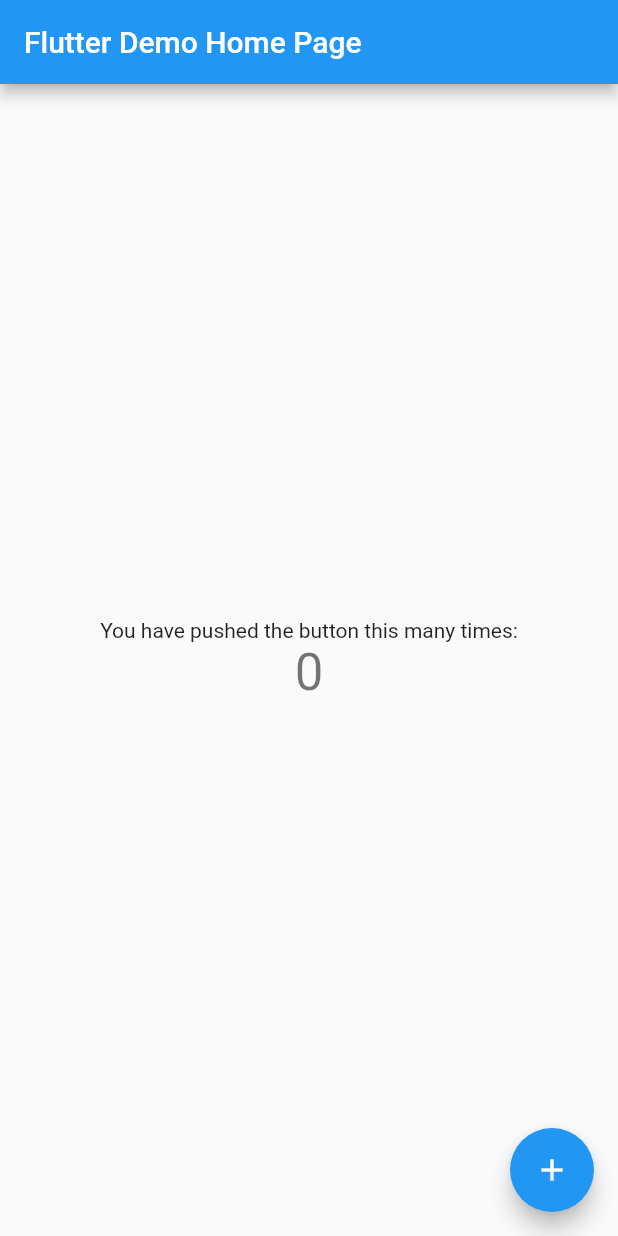
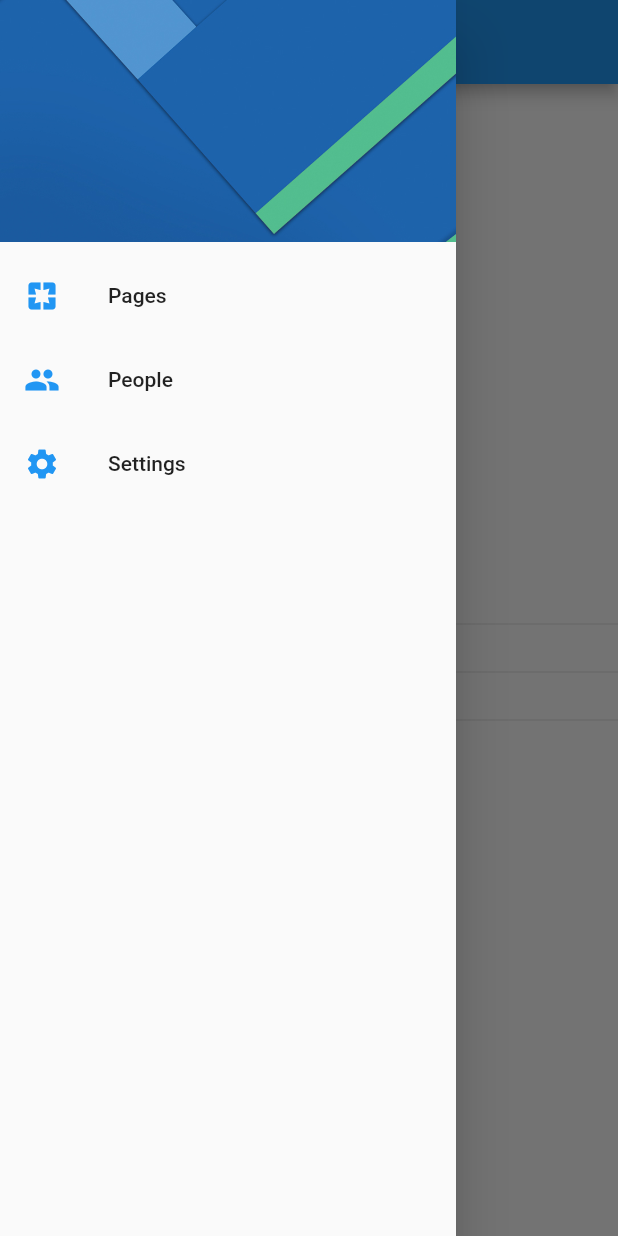
Before and after one commit to muckystack/flutter_preferenciasusuario_FH, a Flutter app: the screen it shows after launch, with the side drawer open (before the commit the screen has no drawer), on a phone screen of 412 x 824 dp. Run offline on Flutter 3.47's test engine with Material 2 defaults, Android fonts, the phone set to English and light mode, and no system bars.

Commit message:
FEAT: Creating design of pages

```diff
--- a/lib/main.dart
+++ b/lib/main.dart
@@ -1,111 +1,20 @@
 import 'package:flutter/material.dart';
+import 'package:flutterpreferenciasusuariofh/src/pages/home_page.dart';
+import 'package:flutterpreferenciasusuariofh/src/pages/settings_page.dart';
 
 void main() => runApp(MyApp());
 
 class MyApp extends StatelessWidget {
-  // This widget is the root of your application.
+
   @override
   Widget build(BuildContext context) {
     return MaterialApp(
-      title: 'Flutter Demo',
-      theme: ThemeData(
-        // This is the theme of your application.
-        //
-        // Try running your application with "flutter run". You'll see the
-        // application has a blue toolbar. Then, without quitting the app, try
-        // changing the primarySwatch below to Colors.green and then invoke
-        // "hot reload" (press "r" in the console where you ran "flutter run",
-        // or simply save your changes to "hot reload" in a Flutter IDE).
-        // Notice that the counter didn't reset back to zero; the application
-        // is not restarted.
-        primarySwatch: Colors.blue,
-      ),
-      home: MyHomePage(title: 'Flutter Demo Home Page'),
+      title: 'Preferencias',
+      initialRoute: HomePage.routeName,
+      routes: {
+        HomePage.routeName : (BuildContext context) => HomePage(),
+        SettingsPage.routeName : (BuildContext context) => SettingsPage(),
+      },
     );
   }
 }
-
-class MyHomePage extends StatefulWidget {
-  MyHomePage({Key key, this.title}) : super(key: key);
-
-  // This widget is the home page of your application. It is stateful, meaning
-  // that it has a State object (defined below) that contains fields that affect
-  // how it looks.
-
-  // This class is the configuration for the state. It holds the values (in this
-  // case the title) provided by the parent (in this case the App widget) and
-  // used by the build method of the State. Fields in a Widget subclass are
-  // always marked "final".
-
-  final String title;
-
-  @override
-  _MyHomePageState createState() => _MyHomePageState();
-}
-
-class _MyHomePageState extends State<MyHomePage> {
-  int _counter = 0;
-
-  void _incrementCounter() {
-    setState(() {
-      // This call to setState tells the Flutter framework that something has
-      // changed in this State, which causes it to rerun the build method below
-      // so that the display can reflect the updated values. If we changed
-      // _counter without calling setState(), then the build method would not be
-      // called again, and so nothing would appear to happen.
-      _counter++;
-    });
-  }
-
-  @override
-  Widget build(BuildContext context) {
-    // This method is rerun every time setState is called, for instance as done
-    // by the _incrementCounter method above.
-    //
-    // The Flutter framework has been optimized to make rerunning build methods
-    // fast, so that you can just rebuild anything that needs updating rather
-    // than having to individually change instances of widgets.
-    return Scaffold(
-      appBar: AppBar(
-        // Here we take the value from the MyHomePage object that was created by
-        // the App.build method, and use it to set our appbar title.
-        title: Text(widget.title),
-      ),
-      body: Center(
-        // Center is a layout widget. It takes a single child and positions it
-        // in the middle of the parent.
-        child: Column(
-          // Column is also a layout widget. It takes a list of children and
-          // arranges them vertically. By default, it sizes itself to fit its
-          // children horizontally, and tries to be as tall as its parent.
-          //
-          // Invoke "debug painting" (press "p" in the console, choose the
-          // "Toggle Debug Paint" action from the Flutter Inspector in Android
-          // Studio, or the "Toggle Debug Paint" command in Visual Studio Code)
-          // to see the wireframe for each widget.
-          //
-          // Column has various properties to control how it sizes itself and
-          // how it positions its children. Here we use mainAxisAlignment to
-          // center the children vertically; the main axis here is the vertical
-          // axis because Columns are vertical (the cross axis would be
-          // horizontal).
-          mainAxisAlignment: MainAxisAlignment.center,
-          children: <Widget>[
-            Text(
-              'You have pushed the button this many times:',
-            ),
-            Text(
-              '$_counter',
-              style: Theme.of(context).textTheme.display1,
-            ),
-          ],
-        ),
-      ),
-      floatingActionButton: FloatingActionButton(
-        onPressed: _incrementCounter,
-        tooltip: 'Increment',
-        child: Icon(Icons.add),
-      ), // This trailing comma makes auto-formatting nicer for build methods.
-    );
-  }
-}
--- /dev/null
+++ b/lib/src/pages/home_page.dart
@@ -0,0 +1,29 @@
+import 'package:flutter/material.dart';
+import 'package:flutterpreferenciasusuariofh/src/widgets/menu_widget.dart';
+
+class HomePage extends StatelessWidget {
+
+  static final String routeName = 'home';
+
+  @override
+  Widget build(BuildContext context) {
+    return Scaffold(
+      appBar: AppBar(
+        title: Text('Preferencias de usuario'),
+      ),
+      drawer: MenuWidget(),
+      body: Column(
+        mainAxisAlignment: MainAxisAlignment.center,
+        children: <Widget>[
+          Text('Color secundario:'),
+          Divider(),
+          Text('Género:'),
+          Divider(),
+          Text('Nombre usuario:'),
+          Divider(),
+        ],
+      ),
+    );
+  }
+
+}
--- /dev/null
+++ b/lib/src/widgets/menu_widget.dart
@@ -0,0 +1,53 @@
+import 'package:flutter/material.dart';
+import 'package:flutterpreferenciasusuariofh/src/pages/home_page.dart';
+import 'package:flutterpreferenciasusuariofh/src/pages/settings_page.dart';
+
+class MenuWidget extends StatelessWidget {
+  const MenuWidget({Key key}) : super(key: key);
+
+  @override
+  Widget build(BuildContext context) {
+    return Drawer(
+      child: ListView(
+        padding: EdgeInsets.zero,
+        children: <Widget>[
+          DrawerHeader(
+            child: Container(),
+            decoration: BoxDecoration(
+              image: DecorationImage(
+                image: AssetImage('assets/original.jpg'),
+                fit: BoxFit.cover
+              )
+            ),
+          ),
+
+          ListTile(
+            leading: Icon(Icons.pages, color: Colors.blue),
+            title: Text('Pages'),
+            onTap: () => Navigator.pushReplacementNamed(context, HomePage.routeName),
+          ),
+
+
+          ListTile(
+            leading: Icon(Icons.people, color: Colors.blue),
+            title: Text('People'),
+            onTap: () {},
+          ),
+
+          ListTile(
+            leading: Icon(Icons.settings, color: Colors.blue),
+            title: Text('Settings'),
+            onTap: () {
+
+              // Navigator.pop(context);
+              Navigator.pushReplacementNamed(context, SettingsPage.routeName);
+
+            },
+          ),
+
+
+        ],
+      ),
+    );
+  }
+}
--- a/pubspec.yaml
+++ b/pubspec.yaml
@@ -41,9 +41,8 @@ flutter:
   uses-material-design: true
 
   # To add assets to your application, add an assets section, like this:
-  # assets:
-  #  - images/a_dot_burr.jpeg
-  #  - images/a_dot_ham.jpeg
+  assets:
+   - assets/original.jpg
 
   # An image asset can refer to one or more resolution-specific "variants", see
   # https://flutter.dev/assets-and-images/#resolution-aware.
```
Also changed, not shown: lib/src/pages/settings_page.dart (added, +95 -0 lines), assets/original.jpg (added), 1 other file.
